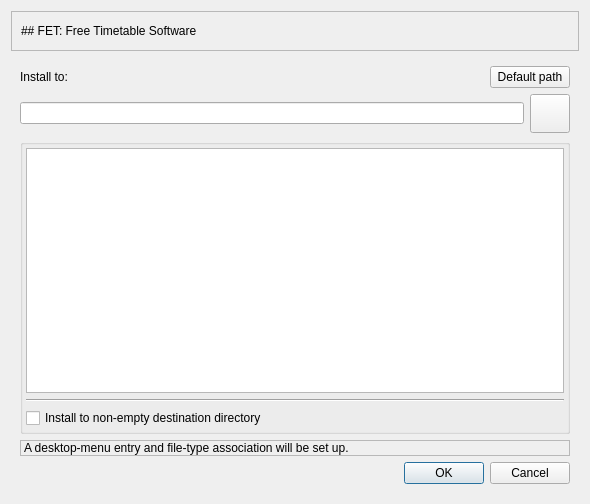
Before: the Qt Designer form LinuxInstaller/installer/installer.ui in gradgrind/fetinstaller, drawn with Qt 5.
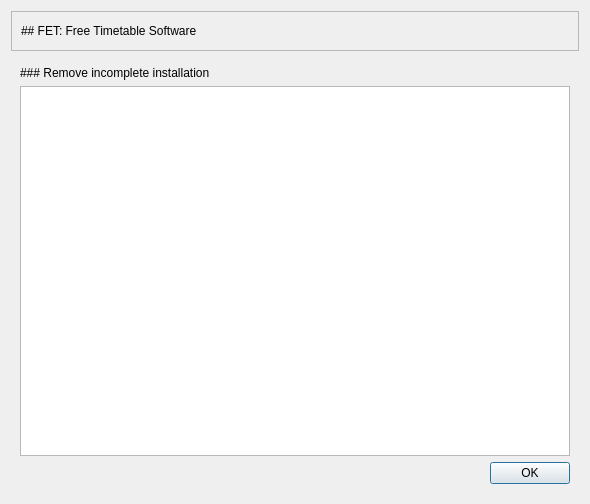
After: the same form once the commit is applied. The open tabs and pages were chosen to show the change. Icons and pictures are not drawn.

Commit message: Installer tweaks, added tidy-up after failed installation

Diff of the .ui file:
```diff
--- a/LinuxInstaller/installer/installer.ui
+++ b/LinuxInstaller/installer/installer.ui
@@ -431,6 +431,34 @@
        </item>
       </layout>
      </widget>
+     <widget class="QWidget" name="page_4">
+      <layout class="QVBoxLayout" name="verticalLayout_10">
+       <item>
+        <widget class="QLabel" name="label_5">
+         <property name="text">
+          <string>### Remove incomplete installation</string>
+         </property>
+         <property name="textFormat">
+          <enum>Qt::TextFormat::MarkdownText</enum>
+         </property>
+        </widget>
+       </item>
+       <item>
+        <widget class="QPlainTextEdit" name="uninstall">
+         <property name="readOnly">
+          <bool>true</bool>
+         </property>
+        </widget>
+       </item>
+       <item>
+        <widget class="QDialogButtonBox" name="buttonBox_4">
+         <property name="standardButtons">
+          <set>QDialogButtonBox::StandardButton::Ok</set>
+         </property>
+        </widget>
+       </item>
+      </layout>
+     </widget>
     </widget>
    </item>
   </layout>
```
Left out of the diff: 21 changed lines with no effect on the pictures. The commit also changes 4 other files.
